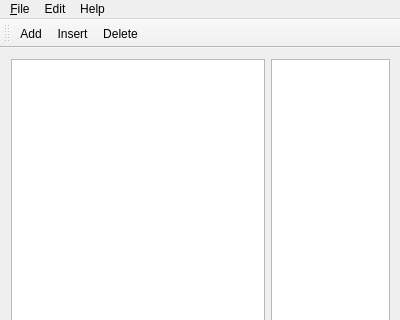
The window that mainwindow.ui (nagisc007/nmemo) describes before a commit, drawn with Qt 5; both pictures show x 0 to 400 and y 0 to 320 of the 400 by 600 pixel window.
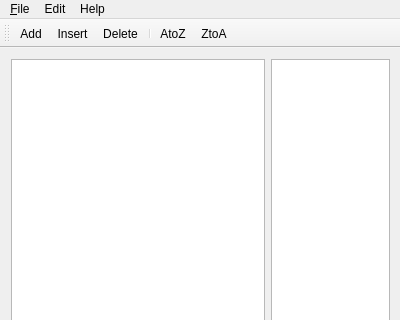
The same window after the commit.

Commit message: Add: sort items feature.

```diff
--- a/mainwindow.ui
+++ b/mainwindow.ui
@@ -112,6 +112,9 @@
    <addaction name="action_Add"/>
    <addaction name="action_Insert"/>
    <addaction name="action_Delete"/>
+   <addaction name="separator"/>
+   <addaction name="actionSort_A_Z"/>
+   <addaction name="actionSort_Z_A"/>
   </widget>
   <widget class="QStatusBar" name="statusBar"/>
   <action name="actionOpen">
@@ -179,6 +182,22 @@
     <string>&amp;Delete</string>
    </property>
   </action>
+  <action name="actionSort_A_Z">
+   <property name="text">
+    <string>Sort AtoZ</string>
+   </property>
+   <property name="iconText">
+    <string>AtoZ</string>
+   </property>
+  </action>
+  <action name="actionSort_Z_A">
+   <property name="text">
+    <string>Sort ZtoA</string>
+   </property>
+   <property name="iconText">
+    <string>ZtoA</string>
+   </property>
+  </action>
  </widget>
  <layoutdefault spacing="6" margin="11"/>
  <resources/>
```
Left out of the diff: 3 changed lines with no effect on the pictures. The commit also changes 4 other files.
